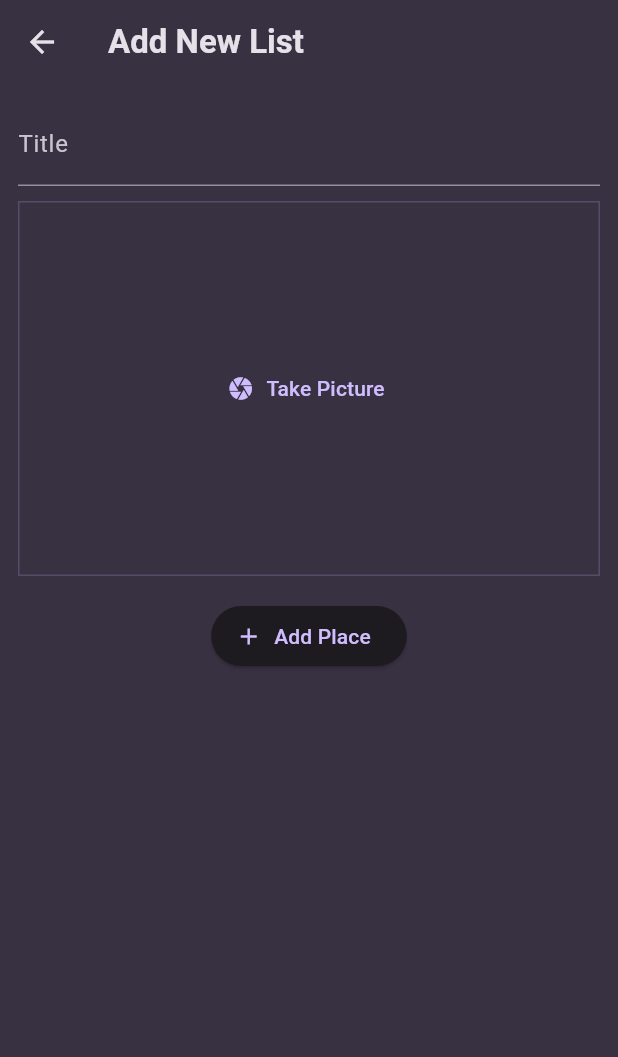
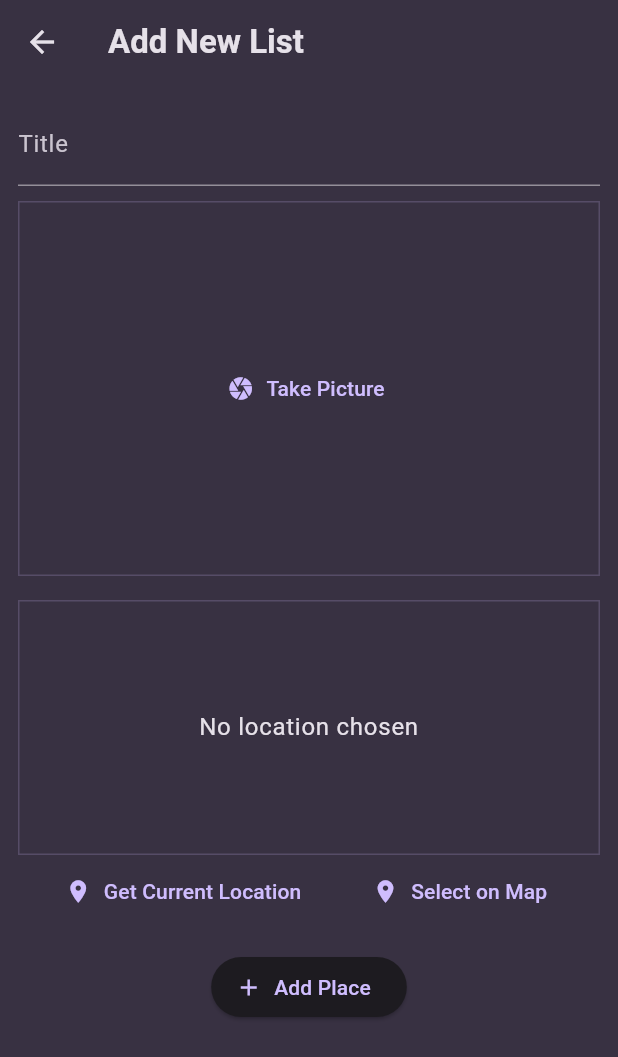
Before and after one commit to kotlintpoint/Flutter-Favourite-Places, a Flutter app: the AddPlaceScreen screen opened directly, on a phone screen of 412 x 824 dp. Shown: the top 1057 px of the screen. Run offline on Flutter 3.47's test engine with Material 3 defaults, Android fonts, the phone set to English and light mode, and no system bars; our stand-ins replace flutter_riverpod, google_fonts, image_picker.

Commit message:
- Adding "location" package and Starting with the "Get Location" Input Widget

```diff
--- a/lib/screens/add_place.dart
+++ b/lib/screens/add_place.dart
@@ -3,6 +3,7 @@ import 'dart:io';
 import 'package:flutter/material.dart';
 import 'package:flutter_favourite_places/providers/user_places.dart';
 import 'package:flutter_favourite_places/widgets/image_input.dart';
+import 'package:flutter_favourite_places/widgets/location_input.dart';
 import 'package:flutter_riverpod/flutter_riverpod.dart';
 
 class AddPlaceScreen extends ConsumerStatefulWidget {
@@ -58,6 +59,8 @@ class _AddPlaceScreenState extends ConsumerState<AddPlaceScreen> {
               },
             ),
             const SizedBox(height: 16),
+            LocationInput(),
+            const SizedBox(height: 16),
             ElevatedButton.icon(
               onPressed: _savePlace,
               icon: const Icon(Icons.add),
--- /dev/null
+++ b/lib/widgets/location_input.dart
@@ -0,0 +1,48 @@
+import 'package:flutter/material.dart';
+
+class LocationInput extends StatefulWidget {
+  const LocationInput({super.key});
+
+  @override
+  State<LocationInput> createState() => _LocationInputState();
+}
+
+class _LocationInputState extends State<LocationInput> {
+  @override
+  Widget build(BuildContext context) {
+    return Column(
+      children: [
+        Container(
+          height: 170,
+          width: double.infinity,
+          alignment: Alignment.center,
+          decoration: BoxDecoration(
+            border: Border.all(
+              width: 1,
+              color: Theme.of(context).colorScheme.primary.withAlpha(50),
+            ),
+          ),
+          child: Text('No location chosen', textAlign: TextAlign.center,
+          style: Theme.of(context).textTheme.bodyLarge!.copyWith(
+            color: Theme.of(context).colorScheme.onSurface
+          ),),
+        ),
+        Row(
+          mainAxisAlignment: MainAxisAlignment.spaceEvenly,
+          children: [
+            TextButton.icon(
+              icon: const Icon(Icons.location_on),
+              onPressed: () {},
+              label: const Text('Get Current Location'),
+            ),
+            TextButton.icon(
+              icon: const Icon(Icons.location_on),
+              onPressed: () {},
+              label: const Text('Select on Map'),
+            ),
+          ],
+        ),
+      ],
+    );
+  }
+}
--- a/pubspec.yaml
+++ b/pubspec.yaml
@@ -38,6 +38,7 @@ dependencies:
   uuid: ^4.5.1
   flutter_riverpod: ^2.6.1
   image_picker: ^1.1.2
+  location: ^8.0.0
 
 dev_dependencies:
   flutter_test:
```
Also changed, not shown: pubspec.lock, 1 other file.
